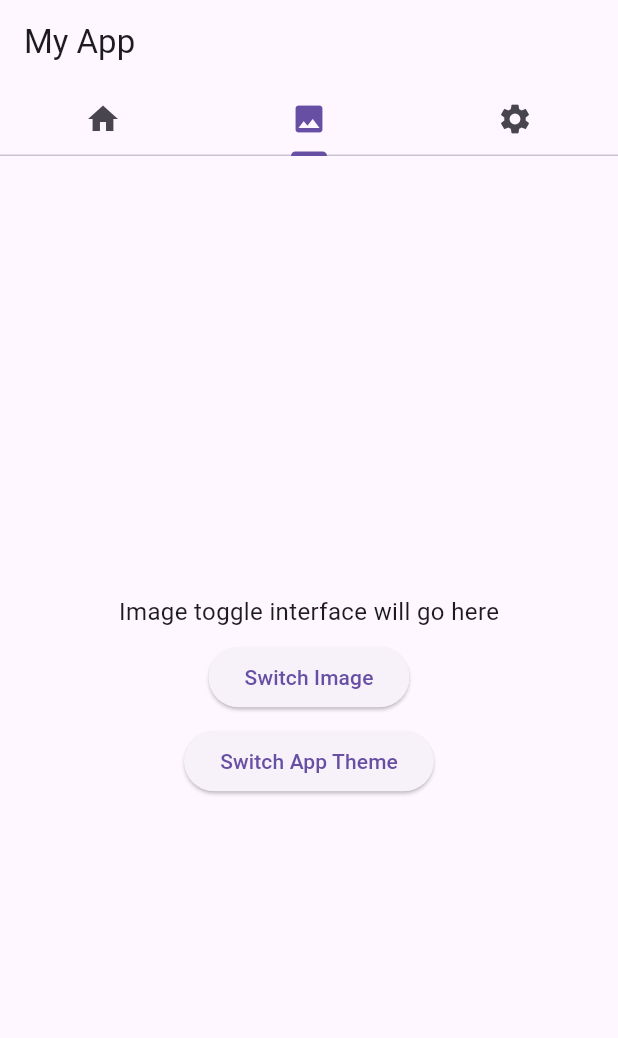
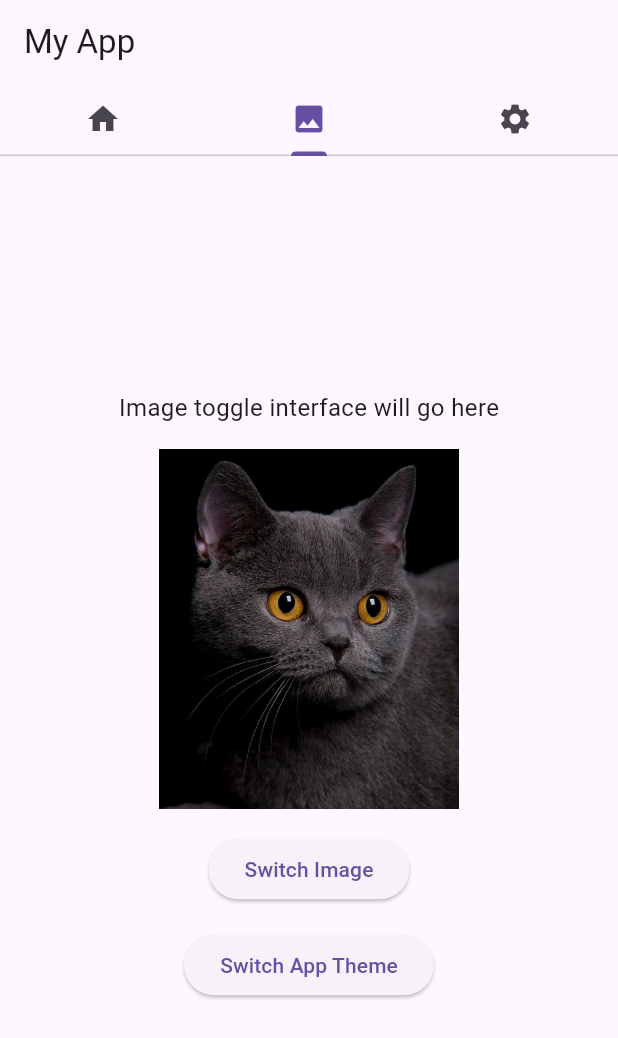
Before and after one commit to Nathan2055/csc4360-cw01-image-toggle, a Flutter app: the screen it shows after launch, tab 2 chosen, on a phone screen of 412 x 824 dp. Shown: the top 1038 px of the screen. Run offline on Flutter 3.47's test engine with Material 3 defaults, Android fonts, the phone set to English and light mode, and no system bars.

Commit message:
Add images to the image toggle interface

```diff
--- a/lib/main.dart
+++ b/lib/main.dart
@@ -62,6 +62,27 @@ class _myAppState extends State<myApp> {
     });
   }
 
+  // Get the currently selected image
+  Image getImage() {
+    double scaleFactor = 2.5; // resize images down by this factor
+    double imageWidth = 500.0 / scaleFactor;
+    double imageHeight = 600.0 / scaleFactor;
+
+    if (toggleImageState) {
+      return Image.asset(
+        'images/dog-500x600.jpg',
+        width: imageWidth,
+        height: imageHeight,
+      );
+    } else {
+      return Image.asset(
+        'images/cat-500x600.jpg',
+        width: imageWidth,
+        height: imageHeight,
+      );
+    }
+  }
+
   // Interface constructor
   @override
   Widget build(BuildContext context) {
@@ -122,9 +143,11 @@ class _myAppState extends State<myApp> {
           'Image toggle interface will go here',
           style: TextStyle(fontSize: 16),
         ),
-        SizedBox(height: 8.0),
+        SizedBox(height: 16.0),
+        getImage(),
+        SizedBox(height: 16.0),
         ElevatedButton(onPressed: _toggleImage, child: Text('Switch Image')),
-        SizedBox(height: 8.0),
+        SizedBox(height: 16.0),
         ElevatedButton(
           onPressed: _changeTheme,
           child: Text('Switch App Theme'),
```
